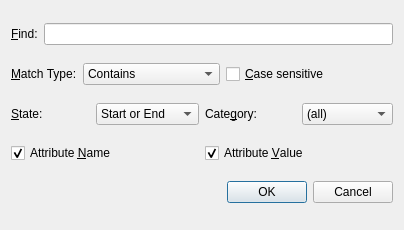
Before: the Qt Designer form src/finddialog.ui in formetcs/ppview, drawn with Qt 5.
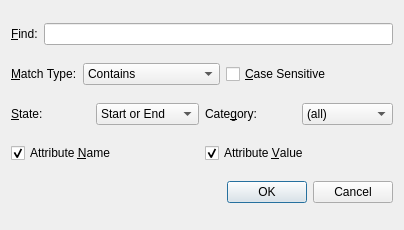
After: the same form once the commit is applied.

```diff
--- a/src/finddialog.ui
+++ b/src/finddialog.ui
@@ -82,7 +82,7 @@
      <item>
       <widget class="QCheckBox" name="checkBoxCaseSensitive">
        <property name="text">
-        <string>&amp;Case sensitive</string>
+        <string>&amp;Case Sensitive</string>
        </property>
       </widget>
      </item>
```
Left out of the diff: 2 changed lines with no effect on the pictures.
